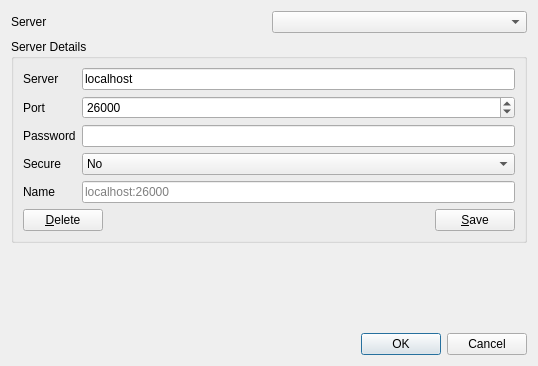
Above: src/ui/server_setup_widget.ui from jjzhang166/RconGui before the change. Below: the same form after it.
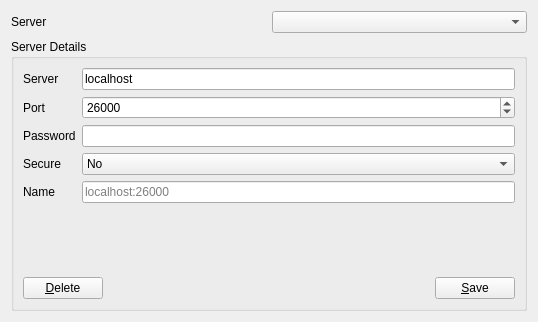
That is the form after the change. Icons and pictures are not drawn.

Commit message: Move OK/Cancel buttons out of the server setup widget

Patch:
```diff
--- a/src/ui/server_setup_widget.ui
+++ b/src/ui/server_setup_widget.ui
@@ -7,7 +7,7 @@
     <x>0</x>
     <y>0</y>
     <width>538</width>
-    <height>366</height>
+    <height>322</height>
    </rect>
   </property>
   <property name="windowTitle">
@@ -240,26 +240,6 @@
      </layout>
     </widget>
    </item>
-   <item>
-    <spacer name="verticalSpacer">
-     <property name="orientation">
-      <enum>Qt::Vertical</enum>
-     </property>
-     <property name="sizeHint" stdset="0">
-      <size>
-       <width>20</width>
-       <height>40</height>
-      </size>
-     </property>
-    </spacer>
-   </item>
-   <item>
-    <widget class="QDialogButtonBox" name="button_box">
-     <property name="standardButtons">
-      <set>QDialogButtonBox::Cancel|QDialogButtonBox::Ok</set>
-     </property>
-    </widget>
-   </item>
   </layout>
  </widget>
  <tabstops>
```
The commit also changes 6 other files.
